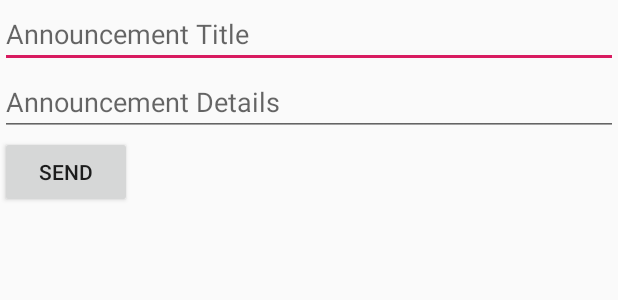
After one commit to Pransh-Coder/Doodle, an Android app: the layout activity_announcements.xml on its own in the app's theme, with its tools: preview values and no code run, on a phone screen of 412 x 824 dp. The commit adds this screen. Shown: the top 300 px of the screen. Run offline under Robolectric (Android 15) with nearby library versions, the phone set to English and light mode, and no system bars; network calls fail.

Commit message:
Notification send

```diff
--- a/app/build.gradle
+++ b/app/build.gradle
@@ -1,4 +1,5 @@
 apply plugin: 'com.android.application'
+apply plugin: 'com.google.gms.google-services'
 
 android {
     compileSdkVersion 29
@@ -23,6 +24,7 @@ dependencies {
     implementation fileTree(dir: 'libs', include: ['*.jar'])
     implementation 'androidx.appcompat:appcompat:1.1.0'
     implementation 'androidx.constraintlayout:constraintlayout:1.1.3'
+    implementation 'com.google.firebase:firebase-messaging:17.3.4'
     testImplementation 'junit:junit:4.12'
     implementation 'de.hdodenhof:circleimageview:3.0.1'
     implementation 'com.android.volley:volley:1.1.1'
--- a/app/src/main/java/com/proxima/elearning/Login.java
+++ b/app/src/main/java/com/proxima/elearning/Login.java
@@ -170,6 +170,7 @@ public class Login extends AppCompatActivity {
                         Intent intent = new Intent(Login.this,AdminControl.class);
                         startActivityForResult(intent, 0);
                         overridePendingTransition(0, 0);
+                        finish();
 
                     }
                     else {
@@ -234,6 +235,7 @@ public class Login extends AppCompatActivity {
                         Intent intent = new Intent(Login.this,FacultyDashboard.class);
                         startActivityForResult(intent, 0);
                         overridePendingTransition(0, 0);
+                        finish();
 
                     }
                     else {
@@ -305,6 +307,7 @@ public class Login extends AppCompatActivity {
                         Intent intent = new Intent(Login.this,Student_dashboard.class);
                         startActivityForResult(intent, 0);
                         overridePendingTransition(0, 0);
+                        finish();
 
                     }
                     else {
--- /dev/null
+++ b/app/src/main/res/layout/activity_announcements.xml
@@ -0,0 +1,26 @@
+<?xml version="1.0" encoding="utf-8"?>
+<LinearLayout xmlns:android="http://schemas.android.com/apk/res/android"
+    xmlns:app="http://schemas.android.com/apk/res-auto"
+    xmlns:tools="http://schemas.android.com/tools"
+    android:layout_width="match_parent"
+    android:orientation="vertical"
+    android:layout_height="match_parent"
+    tools:context=".Announcements">
+
+    <EditText
+        android:layout_width="match_parent"
+        android:layout_height="wrap_content"
+        android:hint="Announcement Title"
+        android:id="@+id/edtTitle"/>
+    <EditText
+        android:layout_width="match_parent"
+        android:layout_height="wrap_content"
+        android:hint="Announcement Details"
+        android:id="@+id/edtMessage"/>
+    <Button
+        android:layout_width="wrap_content"
+        android:layout_height="wrap_content"
+        android:id="@+id/btnSend"
+        android:text="Send"/>
+
+</LinearLayout>
--- a/build.gradle
+++ b/build.gradle
@@ -8,6 +8,7 @@ buildscript {
     }
     dependencies {
         classpath 'com.android.tools.build:gradle:3.5.1'
+        classpath 'com.google.gms:google-services:4.2.0'
 
         // NOTE: Do not place your application dependencies here; they belong
         // in the individual module build.gradle files
```
Also changed, not shown: app/src/main/AndroidManifest.xml (+20 -1 lines), app/src/main/java/com/proxima/elearning/AdminControl.java (+8 -0 lines), app/src/main/java/com/proxima/elearning/Announcements.java (added, +130 -0 lines), app/src/main/java/com/proxima/elearning/GettingDeviceTokenService.java (added, +17 -0 lines), app/src/main/java/com/proxima/elearning/MyFirebaseMessagingService.java (added, +63 -0 lines), app/src/main/java/com/proxima/elearning/checksum.java (+6 -1 lines), app/src/main/res/layout/activity_admin_control.xml (+9 -0 lines), 1 other file.
